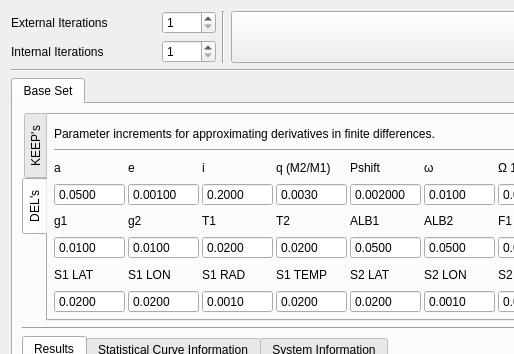
First picture: the form in resources/dc_widget.ui, repository Varnani/pywd2015-qt5, before the edit; both pictures show x 0 to 514 and y 0 to 354 of the 1355 by 700 pixel window.
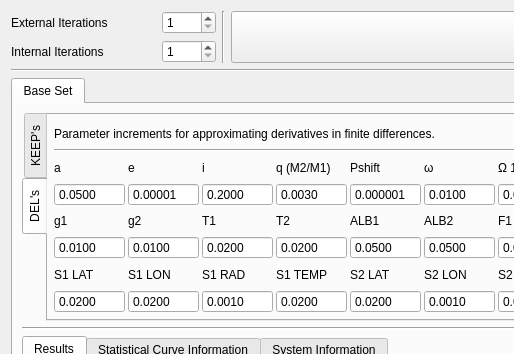
Second picture: the form after the edit. The open tabs and pages were chosen to show the change.

Commit message: *DEL precisions of eccentricity and phase shift were increased to five and six decimals, respectively, in DC widget.

```diff
--- a/resources/dc_widget.ui
+++ b/resources/dc_widget.ui
@@ -1754,13 +1754,13 @@
                 <number>5</number>
                </property>
                <property name="minimum">
-                <double>0.000100000000000</double>
+                <double>0.000010000000000</double>
                </property>
                <property name="singleStep">
                 <double>0.001000000000000</double>
                </property>
                <property name="value">
-                <double>0.001000000000000</double>
+                <double>0.000010000000000</double>
                </property>
               </widget>
              </item>
@@ -1953,13 +1953,13 @@
                 <number>6</number>
                </property>
                <property name="minimum">
-                <double>0.000100000000000</double>
+                <double>0.000001000000000</double>
                </property>
                <property name="singleStep">
                 <double>0.001000000000000</double>
                </property>
                <property name="value">
-                <double>0.002000000000000</double>
+                <double>0.000001000000000</double>
                </property>
               </widget>
              </item>
```
Left out of the diff: 4 changed lines with no effect on the pictures. The commit also changes 1 other file.
